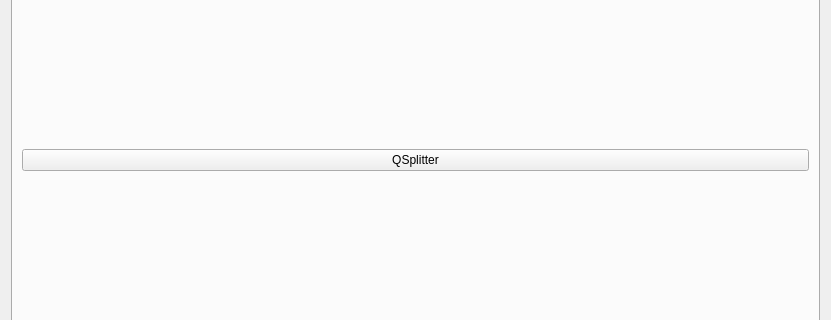
The window that Qt_Notes/Example/DesignerSimpleSample/AMyWidget.ui (Jacob-xyb/Cpp_Note) describes before a commit, drawn with Qt 5; both pictures show x 0 to 831 and y 142 to 462 of the 831 by 580 pixel window.
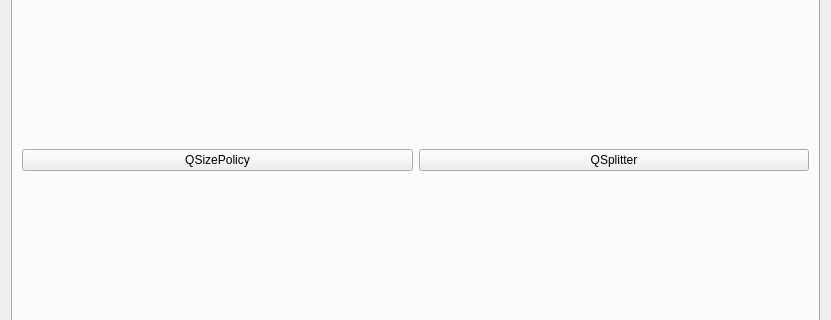
The same window after the commit. The open tabs and pages were chosen to show the change.

The edit to the form file:
```diff
--- a/Qt_Notes/Example/DesignerSimpleSample/AMyWidget.ui
+++ b/Qt_Notes/Example/DesignerSimpleSample/AMyWidget.ui
@@ -59,13 +59,20 @@
        <string>Layout</string>
       </attribute>
       <layout class="QGridLayout" name="gridLayout_2">
-       <item row="0" column="0">
+       <item row="0" column="1">
         <widget class="QPushButton" name="btn_Splitter">
          <property name="text">
           <string>QSplitter</string>
          </property>
         </widget>
        </item>
+       <item row="0" column="0">
+        <widget class="QPushButton" name="btn_SizePolicy">
+         <property name="text">
+          <string>QSizePolicy</string>
+         </property>
+        </widget>
+       </item>
       </layout>
      </widget>
     </widget>
```
Left out of the diff: 2 changed lines with no effect on the pictures.
